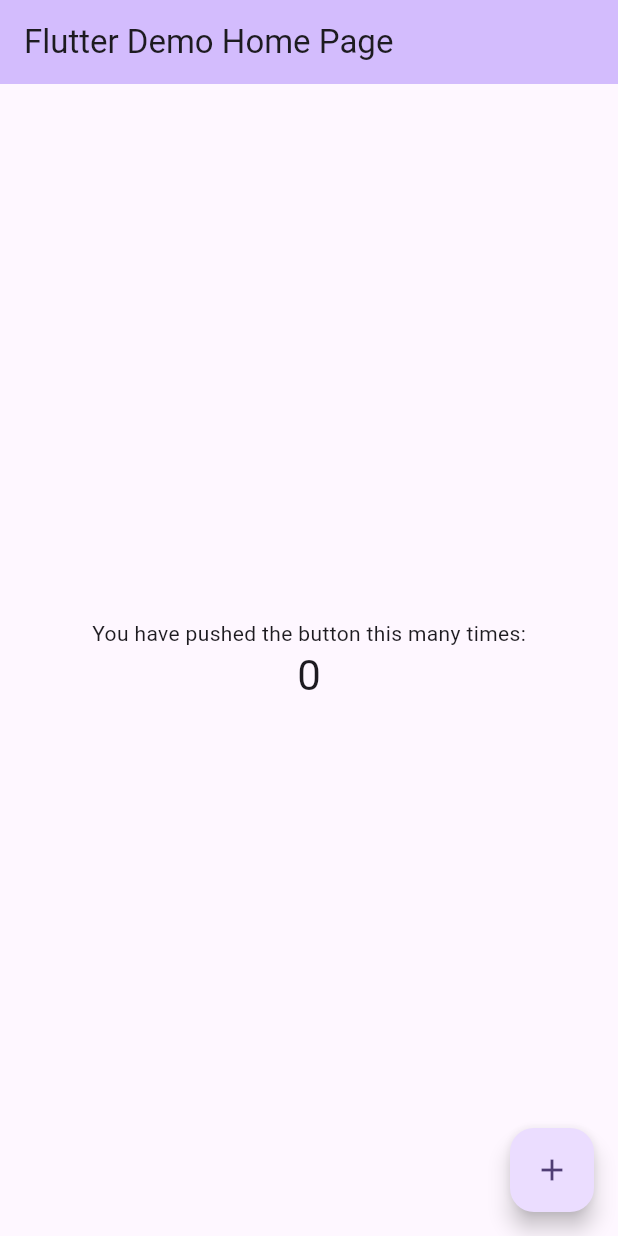
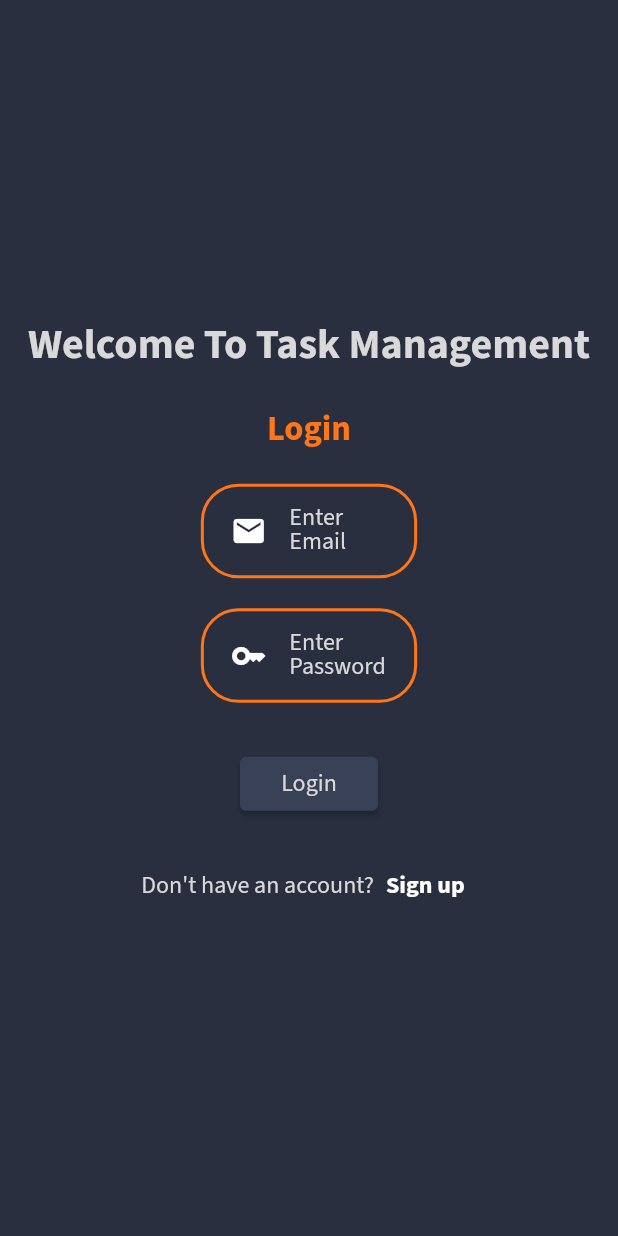
Before and after one commit to KhuzaimaNawab/task-manager-app, a Flutter app: the screen it shows after launch, on a phone screen of 412 x 824 dp. Run offline on Flutter 3.47's test engine with Material 2 defaults, Android fonts, the phone set to English and light mode, and no system bars; our stand-ins replace get, google_fonts; missing offline and left inert: window_size.

Commit message:
added sign in and sign up UI

```diff
--- a/client/task_manager/lib/main.dart
+++ b/client/task_manager/lib/main.dart
@@ -1,125 +1,35 @@
+import 'dart:io';
+
 import 'package:flutter/material.dart';
+import 'package:get/get_navigation/src/root/get_material_app.dart';
+import 'package:task_manager/generate_route.dart';
+import 'package:task_manager/themes/theme.dart';
+import 'package:task_manager/view/screens/login_page.dart';
+import 'package:window_size/window_size.dart';
+
 
 void main() {
+  WidgetsFlutterBinding.ensureInitialized();
+
+  if (Platform.isWindows || Platform.isLinux || Platform.isMacOS) {
+    setWindowTitle('Task Manager');
+    setWindowMaxSize(const Size(1000, 600));
+    setWindowMinSize(const Size(1000, 600));
+  }
   runApp(const MyApp());
 }
 
 class MyApp extends StatelessWidget {
   const MyApp({super.key});
 
-  // This widget is the root of your application.
   @override
   Widget build(BuildContext context) {
-    return MaterialApp(
-      title: 'Flutter Demo',
-      theme: ThemeData(
-        // This is the theme of your application.
-        //
-        // TRY THIS: Try running your application with "flutter run". You'll see
-        // the application has a blue toolbar. Then, without quitting the app,
-        // try changing the seedColor in the colorScheme below to Colors.green
-        // and then invoke "hot reload" (save your changes or press the "hot
-        // reload" button in a Flutter-supported IDE, or press "r" if you used
-        // the command line to start the app).
-        //
-        // Notice that the counter didn't reset back to zero; the application
-        // state is not lost during the reload. To reset the state, use hot
-        // restart instead.
-        //
-        // This works for code too, not just values: Most code changes can be
-        // tested with just a hot reload.
-        colorScheme: ColorScheme.fromSeed(seedColor: Colors.deepPurple),
-        useMaterial3: true,
-      ),
-      home: const MyHomePage(title: 'Flutter Demo Home Page'),
+    return GetMaterialApp(
+      onGenerateRoute: generateRoute,
+      title: 'Task Management',
+      debugShowCheckedModeBanner: false,
+      theme: ThemesTheme.themeDatalight,
+      home: const LoginPage(),
     );
   }
 }
-
-class MyHomePage extends StatefulWidget {
-  const MyHomePage({super.key, required this.title});
-
-  // This widget is the home page of your application. It is stateful, meaning
-  // that it has a State object (defined below) that contains fields that affect
-  // how it looks.
-
-  // This class is the configuration for the state. It holds the values (in this
-  // case the title) provided by the parent (in this case the App widget) and
-  // used by the build method of the State. Fields in a Widget subclass are
-  // always marked "final".
-
-  final String title;
-
-  @override
-  State<MyHomePage> createState() => _MyHomePageState();
-}
-
-class _MyHomePageState extends State<MyHomePage> {
-  int _counter = 0;
-
-  void _incrementCounter() {
-    setState(() {
-      // This call to setState tells the Flutter framework that something has
-      // changed in this State, which causes it to rerun the build method below
-      // so that the display can reflect the updated values. If we changed
-      // _counter without calling setState(), then the build method would not be
-      // called again, and so nothing would appear to happen.
-      _counter++;
-    });
-  }
-
-  @override
-  Widget build(BuildContext context) {
-    // This method is rerun every time setState is called, for instance as done
-    // by the _incrementCounter method above.
-    //
-    // The Flutter framework has been optimized to make rerunning build methods
-    // fast, so that you can just rebuild anything that needs updating rather
-    // than having to individually change instances of widgets.
-    return Scaffold(
-      appBar: AppBar(
-        // TRY THIS: Try changing the color here to a specific color (to
-        // Colors.amber, perhaps?) and trigger a hot reload to see the AppBar
-        // change color while the other colors stay the same.
-        backgroundColor: Theme.of(context).colorScheme.inversePrimary,
-        // Here we take the value from the MyHomePage object that was created by
-        // the App.build method, and use it to set our appbar title.
-        title: Text(widget.title),
-      ),
-      body: Center(
-        // Center is a layout widget. It takes a single child and positions it
-        // in the middle of the parent.
-        child: Column(
-          // Column is also a layout widget. It takes a list of children and
-          // arranges them vertically. By default, it sizes itself to fit its
-          // children horizontally, and tries to be as tall as its parent.
-          //
-          // Column has various properties to control how it sizes itself and
-          // how it positions its children. Here we use mainAxisAlignment to
-          // center the children vertically; the main axis here is the vertical
-          // axis because Columns are vertical (the cross axis would be
-          // horizontal).
-          //
-          // TRY THIS: Invoke "debug painting" (choose the "Toggle Debug Paint"
-          // action in the IDE, or press "p" in the console), to see the
-          // wireframe for each widget.
-          mainAxisAlignment: MainAxisAlignment.center,
-          children: <Widget>[
-            const Text(
-              'You have pushed the button this many times:',
-            ),
-            Text(
-              '$_counter',
-              style: Theme.of(context).textTheme.headlineMedium,
-            ),
-          ],
-        ),
-      ),
-      floatingActionButton: FloatingActionButton(
-        onPressed: _incrementCounter,
-        tooltip: 'Increment',
-        child: const Icon(Icons.add),
-      ), // This trailing comma makes auto-formatting nicer for build methods.
-    );
-  }
-}
--- /dev/null
+++ b/client/task_manager/lib/themes/colors.dart
@@ -0,0 +1,19 @@
+import 'package:flutter/material.dart';
+
+class AppColors {
+  AppColors._internal();
+
+  static final _instance = AppColors._internal();
+
+  factory AppColors() {
+    return _instance;
+  }
+
+  static Color kBackgroundColor = const Color(0xff292F3F);
+  static Color kBackgroundColorSecondary = const Color(0xff384156);
+  static Color kWhiteColor = const Color(0xffffffff);
+  static Color kYellowColor = const Color(0XFFF8F105);
+  static Color kCapsuleBlueColor = const Color(0XFFF5BA93);
+  static Color kOrangeColor = const Color(0XFFFF7618);
+  static Color kTextColor = const Color(0XFFD9D9D9);
+}
--- /dev/null
+++ b/client/task_manager/lib/themes/textstyle.dart
@@ -0,0 +1,23 @@
+import 'package:flutter/material.dart';
+import 'package:google_fonts/google_fonts.dart';
+import 'package:task_manager/themes/colors.dart';
+
+class AppTextStyles {
+  static TextStyle LargeHeadline = GoogleFonts.sourceSansPro(
+    fontWeight: FontWeight.w700,
+    fontSize: 28,
+    color: AppColors.kTextColor,
+  );
+
+  static TextStyle headlineSmall = GoogleFonts.sourceSansPro(
+    fontWeight: FontWeight.w400,
+    fontSize: 16,
+    color: AppColors.kTextColor,
+  );
+
+  static TextStyle bodyMedium = GoogleFonts.sourceSansPro(
+    fontWeight: FontWeight.w700,
+    color: AppColors.kTextColor,
+    fontSize: 23,
+  );
+}
--- /dev/null
+++ b/client/task_manager/lib/themes/theme.dart
@@ -0,0 +1,23 @@
+import 'package:flutter/material.dart';
+import 'package:task_manager/themes/textstyle.dart';
+
+import 'colors.dart';
+
+
+class ThemesTheme {
+  static TextTheme textTheme = TextTheme(
+    headlineLarge: AppTextStyles.LargeHeadline,
+    headlineSmall: AppTextStyles.headlineSmall,
+    bodyMedium: AppTextStyles.bodyMedium,
+  );
+
+  static ColorScheme light = ColorScheme.light(
+    primary: AppColors.kBackgroundColorSecondary,
+    background: AppColors.kBackgroundColor,
+  );
+
+  static ThemeData themeDatalight = ThemeData(
+    textTheme: textTheme,
+    colorScheme: light,
+  );
+}
--- /dev/null
+++ b/client/task_manager/lib/view/screens/login_page.dart
@@ -0,0 +1,106 @@
+import 'package:flutter/material.dart';
+import 'package:get/get.dart';
+import 'package:task_manager/themes/colors.dart';
+import 'package:task_manager/themes/textstyle.dart';
+import 'package:task_manager/view/widgets/custom_textfield.dart';
+
+class LoginPage extends StatelessWidget {
+  static const routeName = '/login-page';
+  const LoginPage({super.key});
+
+  @override
+  Widget build(BuildContext context) {
+    final TextEditingController emailController = TextEditingController();
+    final TextEditingController passController = TextEditingController();
+    bool obsureText = true;
+    return Scaffold(
+      backgroundColor: AppColors.kBackgroundColor,
+      body: Center(
+        child: Column(
+          mainAxisAlignment: MainAxisAlignment.center,
+          crossAxisAlignment: CrossAxisAlignment.center,
+          children: [
+            Text(
+              'Welcome To Task Management',
+              style: AppTextStyles.LargeHeadline,
+            ),
+            const SizedBox(
+              height: 20,
+            ),
+            Text(
+              'Login',
+              style: AppTextStyles.bodyMedium.copyWith(
+                color: AppColors.kOrangeColor,
+              ),
+            ),
+            const SizedBox(
+              height: 20,
+            ),
+            Form(
+              child: Column(
+                children: [
+                  CustomTextField(
+                    controller: emailController,
+                    label: 'Enter Email',
+                    icon: Icons.email,
+                    onChange: (val) {},
+                  ),
+                  const SizedBox(
+                    height: 20,
+                  ),
+                  CustomTextField(
+                    controller: passController,
+                    label: 'Enter Password',
+                    icon: Icons.key,
+                    isPass: obsureText,
+                    onChange: (val) {},
+                  ),
+                ],
+              ),
+            ),
+            const SizedBox(
+              height: 30,
+            ),
+            ElevatedButton(
+              onPressed: () {},
+              child: SizedBox(
+                width: 60,
+                height: 35,
+                child: Center(
+                  child: Text(
+                    'Login',
+                    style: AppTextStyles.headlineSmall,
+                  ),
+                ),
+              ),
+            ),
+            const SizedBox(
+              height: 20,
+            ),
+            Row(
+              mainAxisAlignment: MainAxisAlignment.center,
+              children: [
+                Text(
+                  "Don't have an account?",
+                  style: AppTextStyles.headlineSmall,
+                ),
+                TextButton(
+                  onPressed: () {
+                    Get.toNamed('/sign-up');
+                  },
+                  child: Text(
+                    'Sign up',
+                    style: AppTextStyles.headlineSmall.copyWith(
+                      fontWeight: FontWeight.bold,
+                      color: AppColors.kWhiteColor,
+                    ),
+                  ),
+                ),
+              ],
+            )
+          ],
+        ),
+      ),
+    );
+  }
+}
--- /dev/null
+++ b/client/task_manager/lib/view/widgets/custom_textfield.dart
@@ -0,0 +1,63 @@
+import 'package:flutter/material.dart';
+import 'package:task_manager/themes/colors.dart';
+import 'package:task_manager/themes/textstyle.dart';
+
+class CustomTextField extends StatelessWidget {
+  final TextEditingController controller;
+  final String label;
+  final IconData icon;
+  final bool isPass;
+  final Function(String)? onChange;
+  const CustomTextField({
+    Key? key,
+    required this.controller,
+    required this.label,
+    required this.icon,
+    this.isPass = false, required this.onChange,
+  }) : super(key: key);
+
+  @override
+  Widget build(BuildContext context) {
+    final size = MediaQuery.of(context).size;
+    return SizedBox(
+      width: size.width * 0.35,
+      child: TextFormField(
+        onChanged: onChange,
+        style: AppTextStyles.headlineSmall.copyWith(
+          color: AppColors.kWhiteColor,
+        ),
+        controller: controller,
+        obscureText: isPass,
+        decoration: InputDecoration(
+          focusedBorder: OutlineInputBorder(
+            borderRadius: BorderRadius.circular(25.0),
+            borderSide: BorderSide(
+              color: AppColors.kOrangeColor,
+            ),
+          ),
+          enabledBorder: OutlineInputBorder(
+            borderRadius: BorderRadius.circular(25.0),
+            borderSide: BorderSide(
+              color: AppColors.kOrangeColor,
+              width: 2.0,
+            ),
+          ),
+          prefixIcon: Padding(
+            padding: const EdgeInsets.only(
+              left: 20,
+              right: 15,
+            ),
+            child: Icon(
+              icon,
+              color: AppColors.kWhiteColor,
+            ),
+          ),
+          label: Text(
+            label,
+            style: AppTextStyles.headlineSmall,
+          ),
+        ),
+      ),
+    );
+  }
+}
--- a/client/task_manager/pubspec.yaml
+++ b/client/task_manager/pubspec.yaml
@@ -30,11 +30,17 @@ environment:
 dependencies:
   flutter:
     sdk: flutter
+  window_size:
+    git:
+      url: https://github.com/google/flutter-desktop-embedding
+      path: plugins/window_size
 
 
   # The following adds the Cupertino Icons font to your application.
   # Use with the CupertinoIcons class for iOS style icons.
   cupertino_icons: ^1.0.2
+  google_fonts: ^5.1.0
+  get: ^4.6.5
 
 dev_dependencies:
   flutter_test:
```
Also changed, not shown: client/task_manager/lib/generate_route.dart (added, +23 -0 lines), client/task_manager/lib/view/screens/sign_up_page.dart (added, +108 -0 lines), client/task_manager/pubspec.lock, 5 other files.
